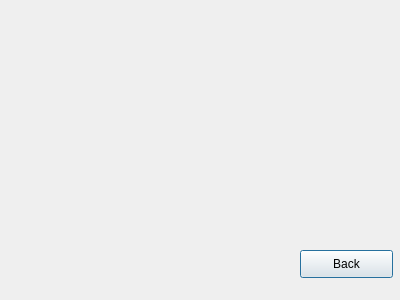
Old version of the form src/dialogcreatecourse.ui in the repository MarioFernandes73/FEUP_IART.
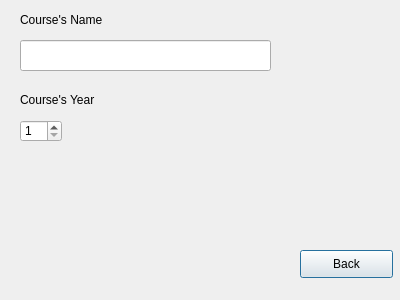
New version of the form.

Diff of the .ui file:
```diff
--- a/src/dialogcreatecourse.ui
+++ b/src/dialogcreatecourse.ui
@@ -26,6 +26,58 @@
     <string>Back</string>
    </property>
   </widget>
+  <widget class="QLabel" name="label">
+   <property name="geometry">
+    <rect>
+     <x>20</x>
+     <y>10</y>
+     <width>251</width>
+     <height>20</height>
+    </rect>
+   </property>
+   <property name="text">
+    <string>Course's Name</string>
+   </property>
+  </widget>
+  <widget class="QLabel" name="label_2">
+   <property name="geometry">
+    <rect>
+     <x>20</x>
+     <y>90</y>
+     <width>251</width>
+     <height>20</height>
+    </rect>
+   </property>
+   <property name="text">
+    <string>Course's Year</string>
+   </property>
+  </widget>
+  <widget class="QLineEdit" name="courseName">
+   <property name="geometry">
+    <rect>
+     <x>20</x>
+     <y>40</y>
+     <width>251</width>
+     <height>31</height>
+    </rect>
+   </property>
+  </widget>
+  <widget class="QSpinBox" name="spinBox">
+   <property name="geometry">
+    <rect>
+     <x>20</x>
+     <y>120</y>
+     <width>42</width>
+     <height>22</height>
+    </rect>
+   </property>
+   <property name="minimum">
+    <number>1</number>
+   </property>
+   <property name="maximum">
+    <number>5</number>
+   </property>
+  </widget>
  </widget>
  <resources/>
  <connections>
```
